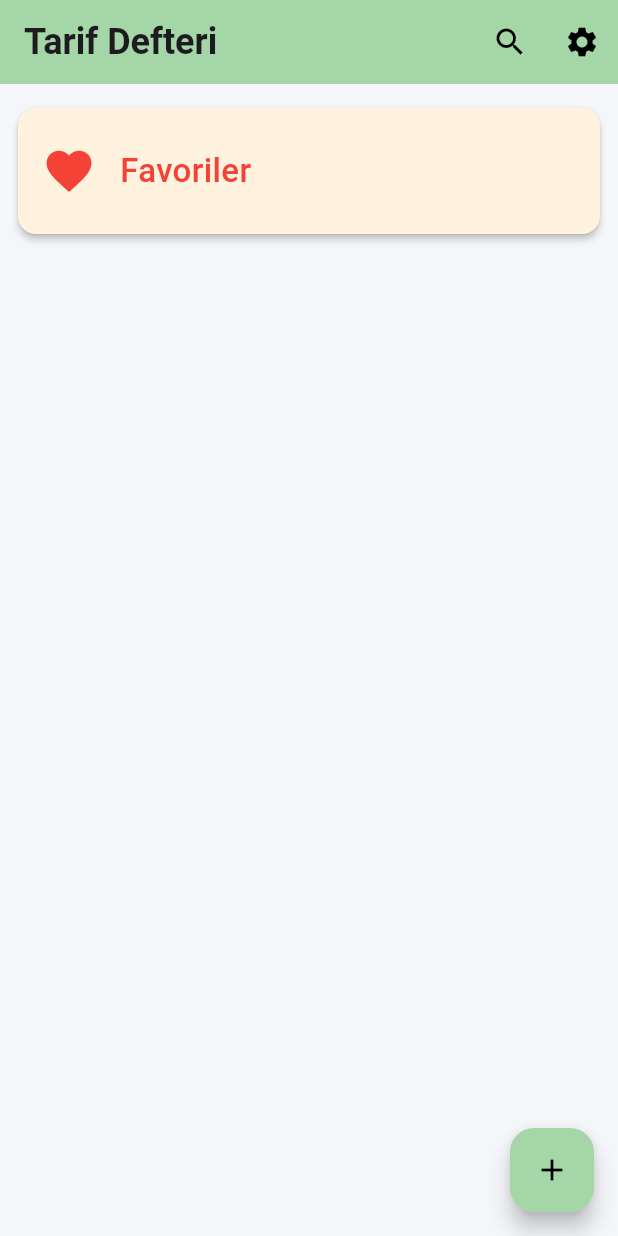
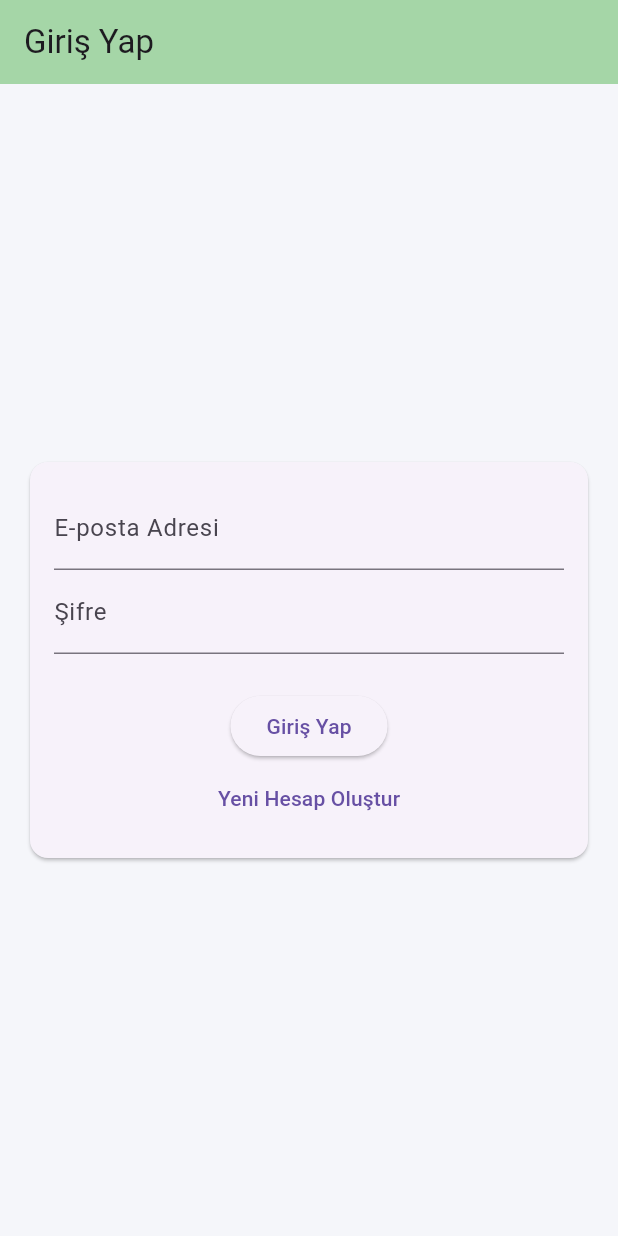
Before and after one commit to sudekazan/tarif_defteri, a Flutter app: the screen it shows after launch, on a phone screen of 412 x 824 dp. Run offline on Flutter 3.47's test engine with Material 3 defaults, Android fonts, the phone set to English and light mode, and no system bars; our stand-ins replace firebase_auth, firebase_core, image_picker, share_plus, shared_preferences; accounts and stored records are empty.

```diff
--- /dev/null
+++ b/lib/auth_screen.dart
@@ -0,0 +1,148 @@
+import 'package:flutter/material.dart';
+import 'package:firebase_auth/firebase_auth.dart'; // Firebase kimlik doğrulama paketini içe aktarın
+
+class AuthScreen extends StatefulWidget {
+  const AuthScreen({Key? key}) : super(key: key);
+
+  @override
+  State<AuthScreen> createState() => _AuthScreenState();
+}
+
+class _AuthScreenState extends State<AuthScreen> {
+  final _auth = FirebaseAuth.instance; // Firebase Auth örneğini alıyoruz
+  final _formKey = GlobalKey<FormState>(); // Formu yönetmek için anahtar
+  String _email = '';
+  String _password = '';
+  bool _isLogin = true; // Giriş mi kayıt mı ekranı olduğunu tutar
+  String? _errorMessage; // Hata mesajlarını göstermek için
+
+  void _submitAuthForm() async {
+    final isValid = _formKey.currentState?.validate();
+    FocusScope.of(context).unfocus(); // Klavyeyi kapat
+
+    if (isValid == null || !isValid) {
+      return;
+    }
+    _formKey.currentState?.save(); // Form alanlarını kaydet
+
+    setState(() {
+      _errorMessage = null; // Yeni denemeden önce hata mesajını temizle
+    });
+
+    try {
+      if (_isLogin) {
+        // Giriş yap
+        await _auth.signInWithEmailAndPassword(
+          email: _email,
+          password: _password,
+        );
+        // Başarılı girişten sonra bir sonraki ekrana yönlendirme yapılabilir.
+        // Örneğin: Navigator.of(context).pushReplacement(MaterialPageRoute(builder: (ctx) => HomeScreen()));
+        print('Giriş başarılı: ${_auth.currentUser?.email}');
+      } else {
+        // Kayıt ol
+        await _auth.createUserWithEmailAndPassword(
+          email: _email,
+          password: _password,
+        );
+        // Başarılı kayıttan sonra bir sonraki ekrana yönlendirme yapılabilir.
+        print('Kayıt başarılı: ${_auth.currentUser?.email}');
+      }
+    } on FirebaseAuthException catch (e) {
+      // Firebase'den gelen hataları yakala
+      String message = 'Bir hata oluştu, lütfen tekrar deneyin.';
+      if (e.code == 'weak-password') {
+        message = 'Parola çok zayıf.';
+      } else if (e.code == 'email-already-in-use') {
+        message = 'Bu e-posta adresi zaten kullanılıyor.';
+      } else if (e.code == 'user-not-found') {
+        message = 'Bu e-posta adresine sahip bir kullanıcı bulunamadı.';
+      } else if (e.code == 'wrong-password') {
+        message = 'Yanlış parola.';
+      }
+      setState(() {
+        _errorMessage = message;
+      });
+      print(e.message); // Hatanın tam mesajını görmek için
+    } catch (e) {
+      // Diğer genel hataları yakala
+      setState(() {
+        _errorMessage = 'Bilinmeyen bir hata oluştu.';
+      });
+      print(e);
+    }
+  }
+
+  @override
+  Widget build(BuildContext context) {
+    return Scaffold(
+      appBar: AppBar(
+        title: Text(_isLogin ? 'Giriş Yap' : 'Kayıt Ol'),
+      ),
+      body: Center(
+        child: Card(
+          margin: const EdgeInsets.all(20),
+          child: SingleChildScrollView(
+            padding: const EdgeInsets.all(16),
+            child: Form(
+              key: _formKey,
+              child: Column(
+                mainAxisSize: MainAxisSize.min,
+                children: [
+                  TextFormField(
+                    key: const ValueKey('email'),
+                    keyboardType: TextInputType.emailAddress,
+                    decoration: const InputDecoration(labelText: 'E-posta Adresi'),
+                    validator: (value) {
+                      if (value == null || value.isEmpty || !value.contains('@')) {
+                        return 'Lütfen geçerli bir e-posta adresi girin.';
+                      }
+                      return null;
+                    },
+                    onSaved: (value) {
+                      _email = value!;
+                    },
+                  ),
+                  TextFormField(
+                    key: const ValueKey('password'),
+                    obscureText: true, // Şifreyi gizler
+                    decoration: const InputDecoration(labelText: 'Şifre'),
+                    validator: (value) {
+                      if (value == null || value.isEmpty || value.length < 6) {
+                        return 'Şifre en az 6 karakter olmalıdır.';
+                      }
+                      return null;
+                    },
+                    onSaved: (value) {
+                      _password = value!;
+                    },
+                  ),
+                  const SizedBox(height: 12),
+                  if (_errorMessage != null) // Hata mesajını göster
+                    Text(
+                      _errorMessage!,
+                      style: TextStyle(color: Theme.of(context).colorScheme.error),
+                    ),
+                  const SizedBox(height: 12),
+                  ElevatedButton(
+                    onPressed: _submitAuthForm,
+                    child: Text(_isLogin ? 'Giriş Yap' : 'Kayıt Ol'),
+                  ),
+                  TextButton(
+                    onPressed: () {
+                      setState(() {
+                        _isLogin = !_isLogin; // Giriş ve kayıt ekranını değiştir
+                        _errorMessage = null; // Ekran değişince hata mesajını temizle
+                      });
+                    },
+                    child: Text(_isLogin ? 'Yeni Hesap Oluştur' : 'Zaten hesabım var'),
+                  ),
+                ],
+              ),
+            ),
+          ),
+        ),
+      ),
+    );
+  }
+}
--- a/lib/main.dart
+++ b/lib/main.dart
@@ -2,10 +2,17 @@ import 'package:flutter/material.dart';
 import 'package:tarif_defteri/sayfalar/klasorler.dart';
 import 'package:shared_preferences/shared_preferences.dart';
 import 'package:flutter/scheduler.dart';
+import 'package:tarif_defteri/auth_screen.dart';
+import 'package:tarif_defteri/sayfalar/klasorler.dart';
+import 'package:firebase_core/firebase_core.dart';
+import 'package:firebase_auth/firebase_auth.dart';
 
 
-void main() {
-  runApp(const MyApp());
+
+void main() async {
+  WidgetsFlutterBinding.ensureInitialized();
+  await Firebase.initializeApp();
+  runApp(const MyApp()); // MyApp zaten var ve buradan çağrılıyor.
 }
 
 enum AppTheme {
@@ -204,8 +211,24 @@ class _MyAppState extends State<MyApp> {
         ),
       ),
       themeMode: _isDarkMode ? ThemeMode.dark : ThemeMode.light,
-      home: KlasorlerWithTheme(onThemeChanged: _changeTheme, currentTheme: _currentTheme),
-      routes: {
+      home: StreamBuilder<User?>( // Firebase Auth'u import ettiğinizden emin olun: import 'package:firebase_auth/firebase_auth.dart';
+        stream: FirebaseAuth.instance.authStateChanges(),
+        builder: (context, snapshot) {
+          if (snapshot.connectionState == ConnectionState.waiting) {
+            return const Scaffold(
+              body: Center(
+                child: CircularProgressIndicator(),
+              ),
+            );
+          }
+          if (snapshot.hasData) {
+            // Kullanıcı oturum açmışsa ana klasör ekranını göster
+            return KlasorlerWithTheme(onThemeChanged: _changeTheme, currentTheme: _currentTheme);
+          }
+          // Kullanıcı oturum açmamışsa kimlik doğrulama ekranını göster
+          return const AuthScreen();
+        },
+      ),      routes: {
         '/settings': (context) => SettingsPage(
           onThemeChanged: _changeTheme,
           currentTheme: _currentTheme,
--- a/pubspec.yaml
+++ b/pubspec.yaml
@@ -16,6 +16,10 @@ dependencies:
   share_plus: ^7.2.1
   flutter_quill: ^11.4.1
   flutter_quill_extensions: ^11.0.0
+  firebase_core: ^2.16.0
+  firebase_auth: ^4.16.0
+  cloud_firestore: ^4.13.0
+  google_sign_in: ^6.2.1
 
 dev_dependencies:
   flutter_test:
```
Also changed, not shown: pubspec.lock, 30 other files.
